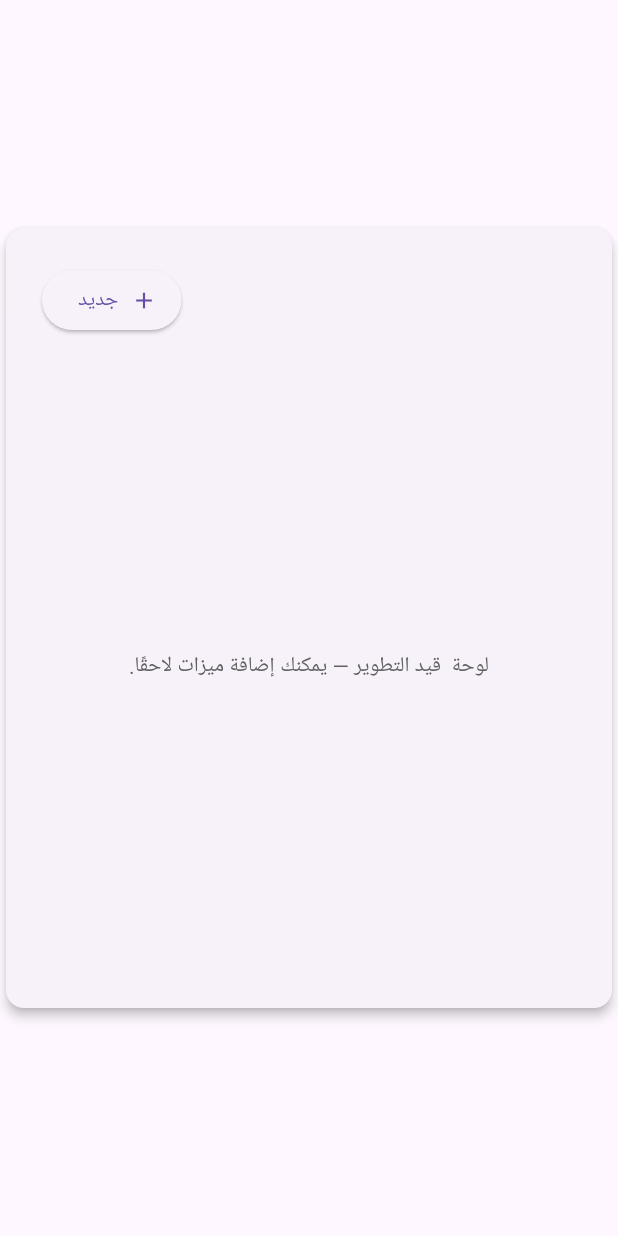
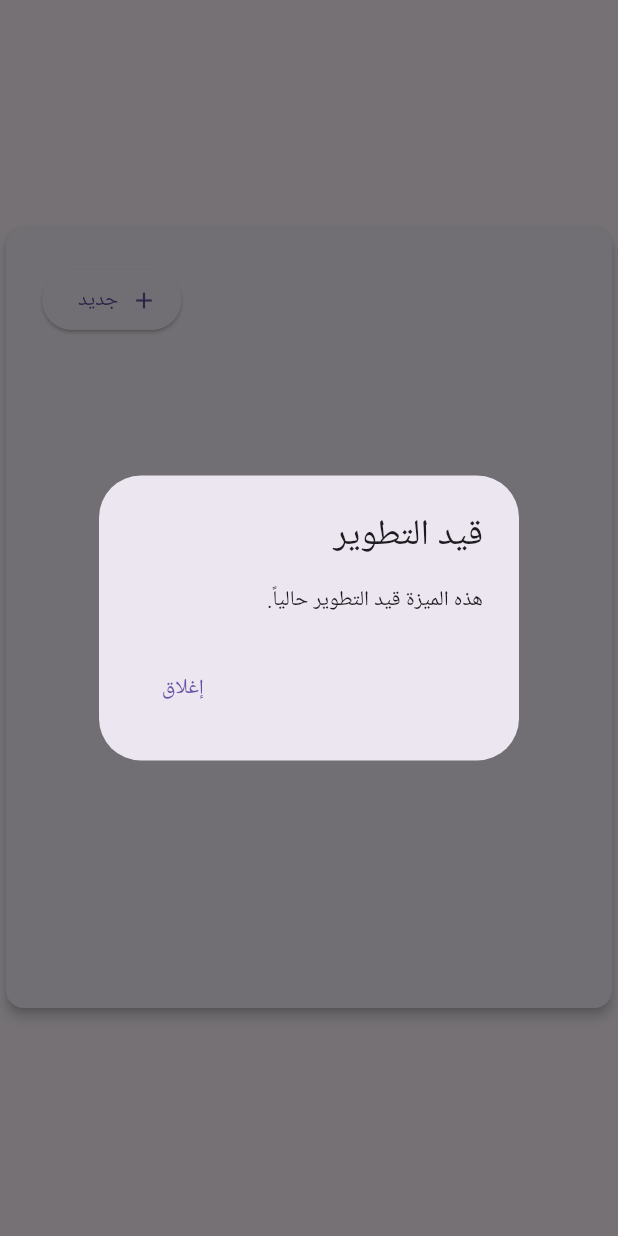
Before and after one commit to nmnm777/NEMOtobacco-pos, a Flutter app: the PlaceholderPanel widget shown alone on an empty page, opened directly with empty values, after a tap on "جديد", on a phone screen of 412 x 824 dp. Run offline on Flutter 3.47's test engine with Material 3 defaults, Android fonts, the phone set to English and light mode, and no system bars; our stand-ins replace pdf, printing, sqflite; accounts and stored records are empty.

Commit message:
Activate UI buttons: add onClearCart, implement checkout guard (prevent oversell), enable export/save PDF, and show placeholder dialog for unfinished features

```diff
--- a/lib/widgets/placeholder_panel.dart
+++ b/lib/widgets/placeholder_panel.dart
@@ -26,7 +26,13 @@ class PlaceholderPanel extends StatelessWidget {
                     const SizedBox(width: 12),
                     Text(title, style: const TextStyle(fontSize: 20, fontWeight: FontWeight.bold)),
                     const Spacer(),
-                    ElevatedButton.icon(onPressed: () {}, icon: const Icon(Icons.add), label: const Text('جديد')),
+                    ElevatedButton.icon(onPressed: () {
+                      showDialog<void>(context: context, builder: (ctx) => AlertDialog(
+                        title: const Text('قيد التطوير'),
+                        content: const Text('هذه الميزة قيد التطوير حالياً.'),
+                        actions: [TextButton(onPressed: () => Navigator.of(ctx).pop(), child: const Text('إغلاق'))],
+                      ));
+                    }, icon: const Icon(Icons.add), label: const Text('جديد')),
                   ],
                 ),
                 const SizedBox(height: 18),
--- a/lib/widgets/pos_layout.dart
+++ b/lib/widgets/pos_layout.dart
@@ -14,6 +14,8 @@ class PosLayout extends StatelessWidget {
   final TextEditingController barcodeController;
   final void Function(String) processBarcode;
   final VoidCallback onCheckout;
+  final VoidCallback onClearCart;
+  final VoidCallback onClearCart;
 
   const PosLayout({
     super.key,
@@ -196,7 +198,7 @@ class PosLayout extends StatelessWidget {
                   child: OutlinedButton.icon(
                     icon: const Icon(Icons.clear),
                     label: const Text('تفريغ'),
-                    onPressed: cart.isEmpty ? null : () => cart.clear(),
+                  onPressed: cart.isEmpty ? null : onClearCart,
                   ),
                 ),
                 const SizedBox(width: 8),
```
Also changed, not shown: lib/main.dart (+26 -0 lines), lib/widgets/transactions.dart (+9 -3 lines).
